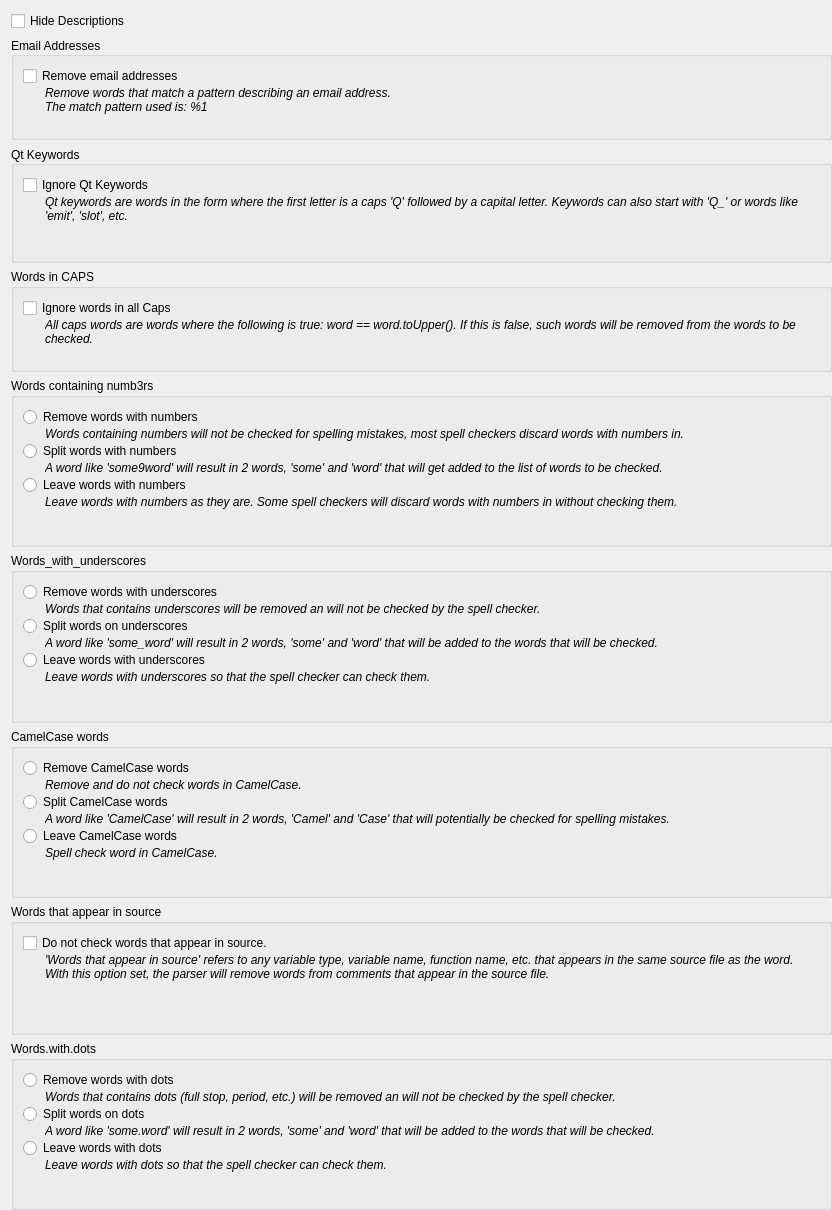
First picture: the form in Parsers/CppParser/cppparseroptionswidget.ui, repository CJCombrink/SpellChecker-Plugin, before the edit.
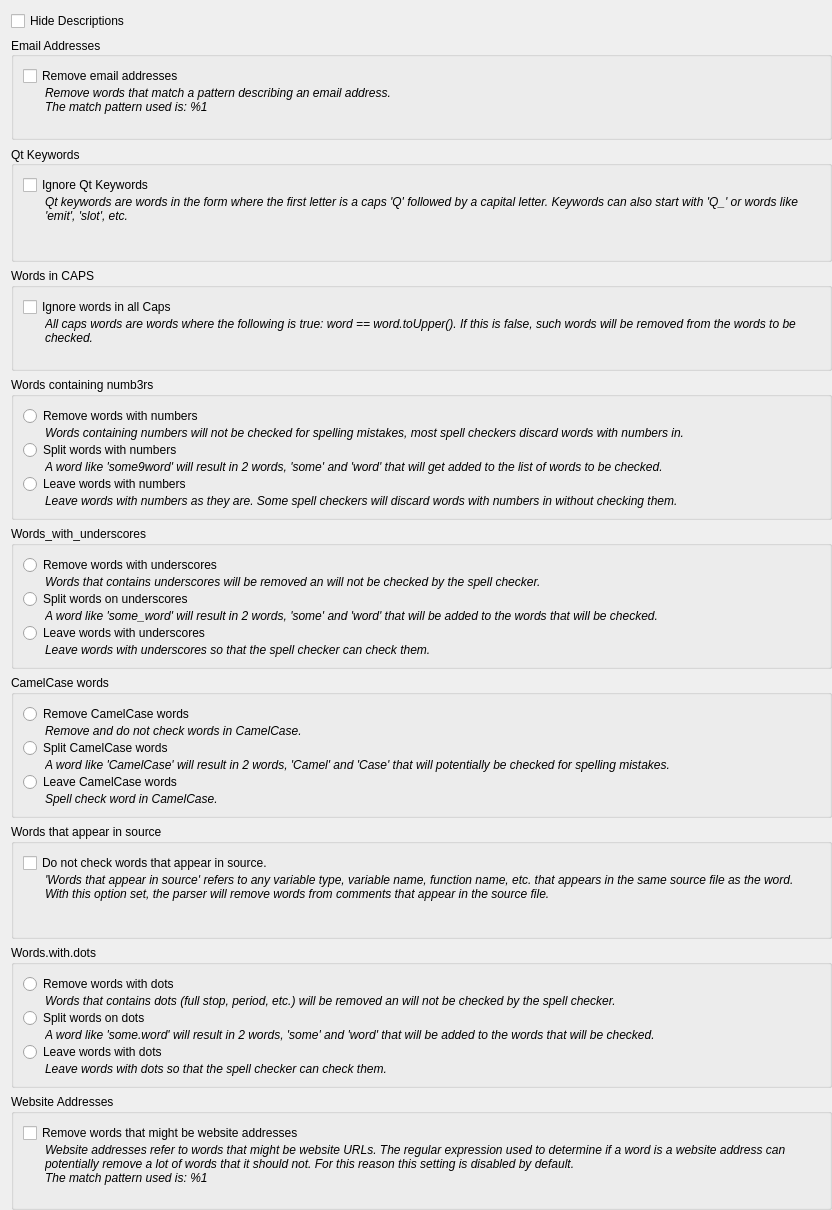
Second picture: the form after the edit.

Commit message:
Initial attempt to remove website addresses from comments. This is probably not the best solution, but it seems to be working and will perhaps be reworked in future to improve removing website addresses. This closes #7.
Also disables code to underline spelling mistakes since it is still experimental.

```diff
--- a/Parsers/CppParser/cppparseroptionswidget.ui
+++ b/Parsers/CppParser/cppparseroptionswidget.ui
@@ -973,6 +973,72 @@
          </layout>
         </widget>
        </item>
+       <item>
+        <widget class="QGroupBox" name="groupBox_10">
+         <property name="sizePolicy">
+          <sizepolicy hsizetype="Preferred" vsizetype="Maximum">
+           <horstretch>0</horstretch>
+           <verstretch>0</verstretch>
+          </sizepolicy>
+         </property>
+         <property name="title">
+          <string>Website Addresses</string>
+         </property>
+         <layout class="QFormLayout" name="formLayout_9">
+          <property name="fieldGrowthPolicy">
+           <enum>QFormLayout::AllNonFixedFieldsGrow</enum>
+          </property>
+          <property name="verticalSpacing">
+           <number>0</number>
+          </property>
+          <item row="0" column="0" colspan="2">
+           <widget class="QCheckBox" name="checkBoxWebsiteAddresses">
+            <property name="text">
+             <string>Remove words that might be website addresses</string>
+            </property>
+           </widget>
+          </item>
+          <item row="1" column="0">
+           <spacer name="horizontalSpacer_13">
+            <property name="orientation">
+             <enum>Qt::Horizontal</enum>
+            </property>
+            <property name="sizeType">
+             <enum>QSizePolicy::Fixed</enum>
+            </property>
+            <property name="sizeHint" stdset="0">
+             <size>
+              <width>16</width>
+              <height>0</height>
+             </size>
+            </property>
+           </spacer>
+          </item>
+          <item row="1" column="1">
+           <widget class="QLabel" name="labelDescriptionWebsites">
+            <property name="sizePolicy">
+             <sizepolicy hsizetype="Preferred" vsizetype="Ignored">
+              <horstretch>0</horstretch>
+              <verstretch>0</verstretch>
+             </sizepolicy>
+            </property>
+            <property name="font">
+             <font>
+              <italic>true</italic>
+             </font>
+            </property>
+            <property name="text">
+             <string>Website addresses refer to words that might be website URLs. The regular expression used to determine if a word is a website address can potentially remove a lot of words that it should not. For this reason this setting is disabled by default. 
+The match pattern used is: %1</string>
+            </property>
+            <property name="wordWrap">
+             <bool>true</bool>
+            </property>
+           </widget>
+          </item>
+         </layout>
+        </widget>
+       </item>
       </layout>
      </widget>
     </widget>
```
Left out of the diff: 83 changed lines with no effect on the pictures. The commit also changes 5 other files.
